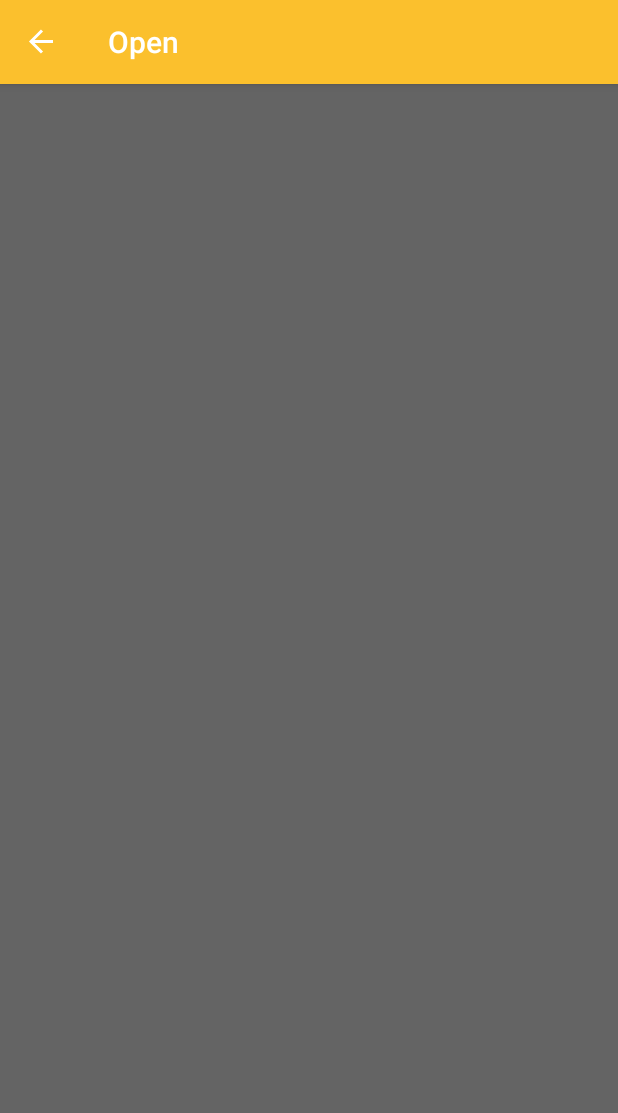
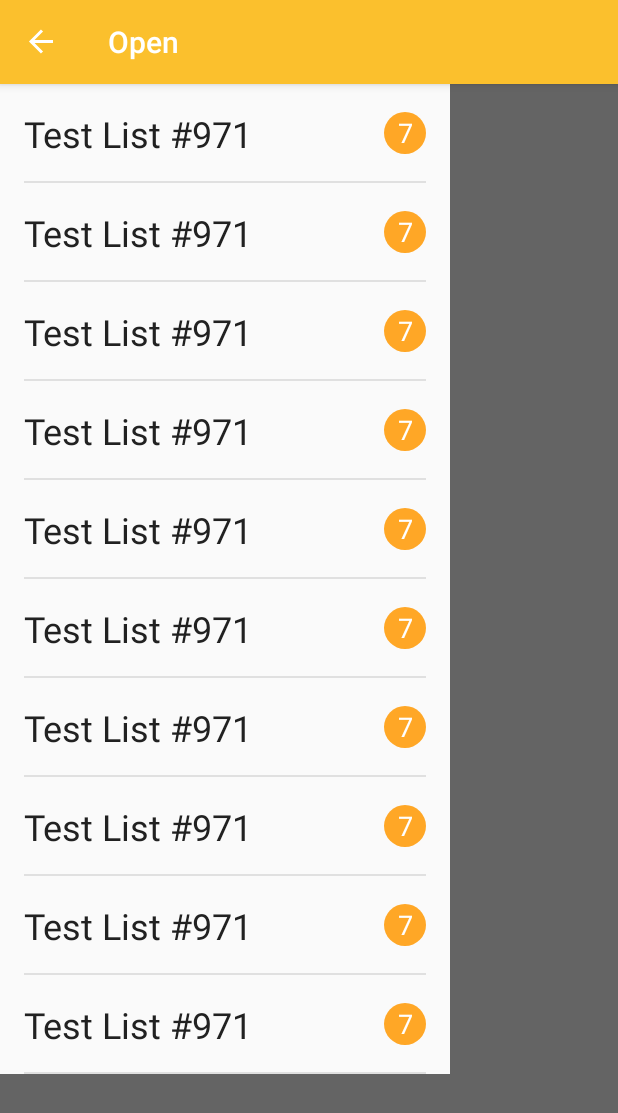
Before and after one commit to pkpio/CollabTodo, an Android app: the screen it shows after launch (MainActivity), with the side drawer open, on a phone screen of 412 x 824 dp. Shown: the top 1113 px of the screen. Run offline under Robolectric (Android 15) with nearby library versions, the phone set to English and light mode, and no system bars; libraries missing offline, so code that uses them is left out: com.orm, com.orm.dsl, junit.framework.

Commit message:
TodoLists fragment with test data filled

```diff
--- a/app/src/main/java/closure/space/collabtodo/database/TodoListDao.java
+++ b/app/src/main/java/closure/space/collabtodo/database/TodoListDao.java
@@ -1,5 +1,9 @@
 package closure.space.collabtodo.database;
 
+import java.util.ArrayList;
+import java.util.List;
+
+import closure.space.collabtodo.models.Entry;
 import closure.space.collabtodo.models.TodoList;
 
 /**
@@ -40,4 +44,13 @@ public class TodoListDao {
 
     }
 
+    /**
+     * Get a list of all TodoLists in the local database
+     *
+     * @return List of TodoList
+     */
+    public List<TodoList> list() {
+        return null;
+    }
+
 }
--- a/app/src/main/java/closure/space/collabtodo/fragment/EntriesFragment.java
+++ b/app/src/main/java/closure/space/collabtodo/fragment/EntriesFragment.java
@@ -1,7 +1,42 @@
 package closure.space.collabtodo.fragment;
 
+import android.app.Activity;
+import android.content.Context;
+import android.os.Bundle;
+import android.support.v4.app.Fragment;
+import android.view.LayoutInflater;
+import android.view.View;
+import android.view.ViewGroup;
+import android.widget.ListView;
+
+import java.util.List;
+
+import closure.space.collabtodo.database.TodoListDao;
+import closure.space.collabtodo.models.TodoList;
+import space.closure.collaborativetodo.R;
+
 /**
+ * <p/>
+ * Entries Fragment to handle display and actions on TodoLists
+ * <p/>
  * Created by praveen on 8/5/15.
  */
-public class EntriesFragment {
+public class EntriesFragment extends Fragment {
+
+    Context context;
+
+    @Override
+    public void onAttach(Activity a) {
+        super.onAttach(a);
+        this.context = getActivity();
+    }
+
+    @Override
+    public View onCreateView(LayoutInflater inflater, ViewGroup container,
+                             Bundle savedInstanceState) {
+        View rootView = inflater.inflate(R.layout.fragment_entries, container,
+                false);
+
+        return rootView;
+    }
 }
--- a/app/src/main/java/closure/space/collabtodo/fragment/TodoListsFragment.java
+++ b/app/src/main/java/closure/space/collabtodo/fragment/TodoListsFragment.java
@@ -1,7 +1,127 @@
 package closure.space.collabtodo.fragment;
 
+import android.app.Activity;
+import android.content.Context;
+import android.os.Bundle;
+import android.support.v4.app.Fragment;
+import android.view.LayoutInflater;
+import android.view.View;
+import android.view.ViewGroup;
+import android.widget.BaseAdapter;
+import android.widget.ListView;
+import android.widget.TextView;
+
+import junit.framework.TestSuite;
+
+import java.util.List;
+
+import closure.space.collabtodo.database.TodoListDao;
+import closure.space.collabtodo.models.TodoList;
+import closure.space.collabtodo.testsuite.TodoListTest;
+import space.closure.collaborativetodo.R;
+
 /**
+ * <p/>
+ * TodoLists Fragment to handle display and actions on TodoLists
+ * <p/>
  * Created by praveen on 8/5/15.
  */
-public class TodoListsFragment {
+public class TodoListsFragment extends Fragment {
+
+    Context context;
+    List<TodoList> mTodoLists;
+    TodoListsListAdapter mTodoListsAdapter;
+
+    @Override
+    public void onAttach(Activity a) {
+        super.onAttach(a);
+        this.context = getActivity();
+    }
+
+    @Override
+    public View onCreateView(LayoutInflater inflater, ViewGroup container,
+                             Bundle savedInstanceState) {
+        View rootView = inflater.inflate(R.layout.fragment_todolists, container,
+                false);
+
+        // List all TodoLists
+        mTodoLists = TodoListTest.getDataPoints(10);
+
+        // Initialize list and adapter
+        ListView mTodoListView = (ListView) rootView.findViewById(R.id.todolists_list);
+        mTodoListsAdapter = new TodoListsListAdapter(context);
+        mTodoListView.setAdapter(mTodoListsAdapter);
+
+        return rootView;
+    }
+
+    /**
+     * Custom list adapter for TodoList listing
+     *
+     * @author praveen
+     */
+    public class TodoListsListAdapter extends BaseAdapter {
+        private final Context context;
+
+        public TodoListsListAdapter(Context context) {
+            this.context = context;
+        }
+
+        @Override
+        public View getView(final int position, View convertView,
+                            ViewGroup parent) {
+            ViewHolder viewHolder;
+
+            // Inflating for first time
+            if (convertView == null) {
+                viewHolder = new ViewHolder();
+
+                // Get Inflater and inflate layout
+                LayoutInflater inflater = (LayoutInflater) context
+                        .getSystemService(Context.LAYOUT_INFLATER_SERVICE);
+                convertView = inflater.inflate(R.layout.listitem_todolist,
+                        parent, false);
+
+                // Set widgets
+                viewHolder.listName = (TextView) convertView
+                        .findViewById(R.id.todolist_name);
+                viewHolder.entryCount = (TextView) convertView
+                        .findViewById(R.id.todolist_entrycount);
+
+                // Apply a tag for future references
+                convertView.setTag(viewHolder);
+            }
+
+            // Inflated before. Get from tag.
+            else {
+                viewHolder = (ViewHolder) convertView.getTag();
+            }
+
+            // Set values
+            viewHolder.listName.setText(getItem(position).getListname());
+            viewHolder.entryCount.setText(String.valueOf(getItem(position).getEntries().size()));
+
+            return convertView;
+        }
+
+        @Override
+        public int getCount() {
+            return mTodoLists.size();
+        }
+
+        @Override
+        public TodoList getItem(int position) {
+            return mTodoLists.get(position);
+        }
+
+        @Override
+        public long getItemId(int position) {
+            return position;
+        }
+    }
+
+    static class ViewHolder {
+        TextView listName;
+        TextView entryCount;
+    }
 }
--- a/app/src/main/java/closure/space/collabtodo/main/MainActivity.java
+++ b/app/src/main/java/closure/space/collabtodo/main/MainActivity.java
@@ -1,14 +1,29 @@
 package closure.space.collabtodo.main;
 
 import android.os.Bundle;
+import android.support.v4.app.FragmentTransaction;
 
+import closure.space.collabtodo.fragment.EntriesFragment;
+import closure.space.collabtodo.fragment.TodoListsFragment;
 import space.closure.collaborativetodo.R;
 
 public class MainActivity extends BaseNavigationActivity {
+    EntriesFragment entriesFragment;
+    TodoListsFragment todoListsFragment;
 
     @Override
     protected void onCreate(Bundle savedInstanceState) {
         super.onCreate(savedInstanceState);
         setContentView(R.layout.activity_main);
+
+        // Get fresh fragment instances
+        entriesFragment = new EntriesFragment();
+        todoListsFragment = new TodoListsFragment();
+
+        // Set fragments to layouts
+        FragmentTransaction ft = getSupportFragmentManager().beginTransaction();
+        ft.replace(R.id.main_content, entriesFragment);
+        ft.replace(R.id.left_navigation, todoListsFragment);
+        ft.commit();
     }
 }
--- a/app/src/main/java/closure/space/collabtodo/testsuite/EntryTest.java
+++ b/app/src/main/java/closure/space/collabtodo/testsuite/EntryTest.java
@@ -22,7 +22,7 @@ public class EntryTest {
     public static Entry getDataPoint() {
         Entry e = new Entry();
         e.setEntryid(String.valueOf(NumberFactory.random()));
-        e.setEntryName("Test Entry #" + NumberFactory.random());
+        e.setEntryName("Test Entry #" + NumberFactory.random(1, 999));
 
         // Get random EntryPriorities and set eventids for them
         List<EntryPriority> eps = EntryPriorityTest.getDataPoints(NumberFactory.random(1, 3));
--- a/app/src/main/java/closure/space/collabtodo/testsuite/TodoListTest.java
+++ b/app/src/main/java/closure/space/collabtodo/testsuite/TodoListTest.java
@@ -20,10 +20,10 @@ public class TodoListTest {
      *
      * @return sample TodoList data point
      */
-    public TodoList getDataPoint() {
+    public static TodoList getDataPoint() {
         TodoList tl = new TodoList();
         tl.setListid(String.valueOf(NumberFactory.random()));
-        tl.setListname("Test List #" + NumberFactory.random());
+        tl.setListname("Test List #" + NumberFactory.random(1, 999));
         tl.setEntries(EntryTest.getDataPoints(NumberFactory.random(1, 10)));
         return tl;
     }
@@ -34,7 +34,7 @@ public class TodoListTest {
      * @param size Size of list
      * @return sample List of TodoList data points
      */
-    public List<TodoList> getDataPoints(int size) {
+    public static List<TodoList> getDataPoints(int size) {
         List<TodoList> tls = new ArrayList<TodoList>();
 
         for (int i = 0; i < size; i++)
--- /dev/null
+++ b/app/src/main/res/drawable-v21/listlitem_bg_default.xml
@@ -0,0 +1,12 @@
+<?xml version="1.0" encoding="utf-8"?>
+<ripple xmlns:android="http://schemas.android.com/apk/res/android"
+    android:color="?android:attr/colorControlHighlight">
+    <item>
+        <selector>
+            <item
+                android:drawable="@color/md_grey_400"
+                android:state_pressed="true"></item>
+            <item android:drawable="@color/background_material_light" />
+        </selector>
+    </item>
+</ripple>
--- /dev/null
+++ b/app/src/main/res/drawable/listitem_bg_default.xml
@@ -0,0 +1,7 @@
+<?xml version="1.0" encoding="utf-8"?>
+<selector xmlns:android="http://schemas.android.com/apk/res/android">
+
+    <item android:drawable="@color/md_grey_400" android:state_pressed="true" />
+    <item android:drawable="@color/background_material_light" />
+
+</selector>
--- a/app/src/main/res/layout/fragment_entries.xml
+++ b/app/src/main/res/layout/fragment_entries.xml
@@ -7,6 +7,7 @@
         android:id="@+id/entries_list"
         android:layout_width="match_parent"
         android:layout_height="match_parent"
+        android:divider="@null"
         android:dividerHeight="0dp">
 
     </ListView>
--- a/app/src/main/res/layout/fragment_todolists.xml
+++ b/app/src/main/res/layout/fragment_todolists.xml
@@ -7,6 +7,7 @@
         android:id="@+id/todolists_list"
         android:layout_width="match_parent"
         android:layout_height="match_parent"
+        android:divider="@null"
         android:dividerHeight="0dp">
 
     </ListView>
--- a/app/src/main/res/layout/listitem_todolist.xml
+++ b/app/src/main/res/layout/listitem_todolist.xml
@@ -2,6 +2,7 @@
 <RelativeLayout xmlns:android="http://schemas.android.com/apk/res/android"
     android:layout_width="match_parent"
     android:layout_height="wrap_content"
+    android:background="@drawable/listitem_bg_default"
     android:paddingLeft="@dimen/listitem_todolist_horizontal_padding"
     android:paddingRight="@dimen/listitem_todolist_horizontal_padding"
     android:paddingTop="@dimen/listitem_todolist_vertical_padding">
```
